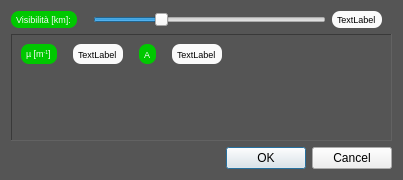
Before: the Qt Designer form atmosphericeffectsdialog.ui in crocodile119/Laser-Studio, drawn with Qt 5.
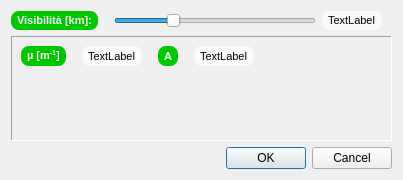
After: the same form once the commit is applied.

Patch:
```diff
--- a/atmosphericeffectsdialog.ui
+++ b/atmosphericeffectsdialog.ui
@@ -17,16 +17,16 @@
    <bool>false</bool>
   </property>
   <property name="styleSheet">
-   <string notr="true">QDialog{background-color:#555555;}
-QFrame{background-color:#555555;}
-QDialog{color:#f0f0f0;}</string>
+   <string notr="true"/>
   </property>
   <layout class="QGridLayout" name="gridLayout_2">
    <item row="0" column="0">
     <widget class="QLabel" name="label_4">
      <property name="font">
       <font>
-       <pointsize>7</pointsize>
+       <pointsize>8</pointsize>
+       <weight>75</weight>
+       <bold>true</bold>
       </font>
      </property>
      <property name="styleSheet">
@@ -62,7 +62,7 @@
     <widget class="QLabel" name="meteoRangeLabel">
      <property name="font">
       <font>
-       <pointsize>7</pointsize>
+       <pointsize>8</pointsize>
       </font>
      </property>
      <property name="styleSheet">
@@ -95,7 +95,7 @@
      </property>
      <property name="font">
       <font>
-       <pointsize>7</pointsize>
+       <pointsize>8</pointsize>
       </font>
      </property>
      <property name="styleSheet">
@@ -115,7 +115,7 @@
        <widget class="QLabel" name="A_Label">
         <property name="font">
          <font>
-          <pointsize>7</pointsize>
+          <pointsize>8</pointsize>
          </font>
         </property>
         <property name="styleSheet">
@@ -135,7 +135,9 @@
        <widget class="QLabel" name="label_5">
         <property name="font">
          <font>
-          <pointsize>7</pointsize>
+          <pointsize>8</pointsize>
+          <weight>75</weight>
+          <bold>true</bold>
          </font>
         </property>
         <property name="styleSheet">
@@ -168,7 +170,9 @@
        <widget class="QLabel" name="label_2">
         <property name="font">
          <font>
-          <pointsize>7</pointsize>
+          <pointsize>8</pointsize>
+          <weight>75</weight>
+          <bold>true</bold>
          </font>
         </property>
         <property name="styleSheet">
@@ -188,7 +192,7 @@
        <widget class="QLabel" name="atmosphericCoeffLabel">
         <property name="font">
          <font>
-          <pointsize>7</pointsize>
+          <pointsize>8</pointsize>
          </font>
         </property>
         <property name="styleSheet">
```
